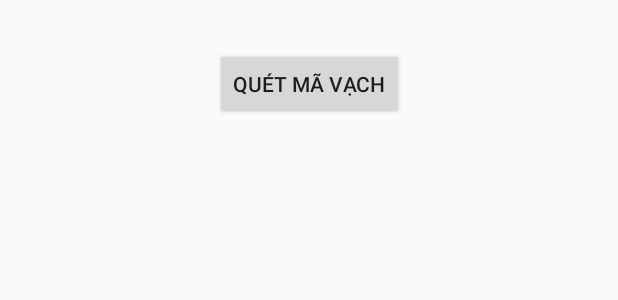
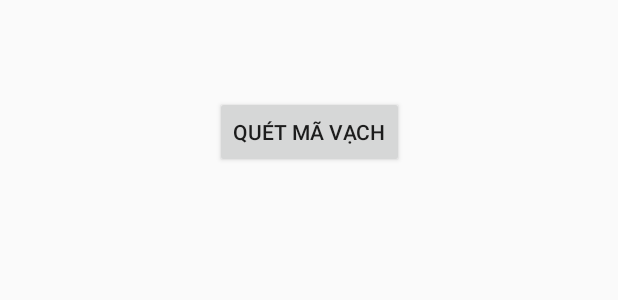
Before and after one commit to MyDuyen1907/luanvan, an Android app: the layout activity_scan_barcode.xml on its own in the app's theme, with its tools: preview values and no code run, on a phone screen of 412 x 824 dp. Shown: the top 300 px of the screen. Run offline under Robolectric (Android 15) with nearby library versions, the phone set to English and light mode, and no system bars; Roboto replaces fonts that are not available here.

```diff
--- a/app/build.gradle
+++ b/app/build.gradle
@@ -81,4 +81,7 @@ dependencies {
     implementation 'com.google.zxing:core:3.3.3'
     implementation 'com.github.bumptech.glide:glide:4.12.0'
     annotationProcessor 'com.github.bumptech.glide:compiler:4.12.0'
+    implementation 'com.squareup.retrofit2:converter-gson:2.9.0'
+    implementation 'com.squareup.okhttp3:okhttp:4.9.0'
+
 }
--- a/app/src/main/res/layout/activity_scan_barcode.xml
+++ b/app/src/main/res/layout/activity_scan_barcode.xml
@@ -11,11 +11,11 @@
         android:id="@+id/btnScan"
         android:layout_width="wrap_content"
         android:layout_height="wrap_content"
+        android:layout_marginTop="64dp"
         android:text="Quét Mã Vạch"
-        android:layout_marginTop="32dp"
-        app:layout_constraintTop_toTopOf="parent"
+        app:layout_constraintEnd_toEndOf="parent"
         app:layout_constraintStart_toStartOf="parent"
-        app:layout_constraintEnd_toEndOf="parent" />
+        app:layout_constraintTop_toTopOf="parent" />
 
     <TextView
         android:id="@+id/txtResult"
@@ -28,6 +28,7 @@
         app:layout_constraintHorizontal_bias="0.0"
         app:layout_constraintStart_toStartOf="parent"
         app:layout_constraintTop_toBottomOf="@id/btnScan"
-        app:layout_constraintVertical_bias="0.053" />
+        app:layout_constraintVertical_bias="0.044" />
+
 
 </androidx.constraintlayout.widget.ConstraintLayout>
--- a/app/src/main/res/layout/fragment_home.xml
+++ b/app/src/main/res/layout/fragment_home.xml
@@ -294,7 +294,7 @@
                                 android:layout_height="40dp"
                                 android:focusable="true"
                                 android:clickable="true"
-                                android:background="@drawable/ic_baseline_add_circle_24"
+                                android:background="@drawable/icquet"
                                 app:layout_constraintBottom_toBottomOf="parent"
                                 app:layout_constraintEnd_toEndOf="parent"
                                 app:layout_constraintTop_toTopOf="parent" />
```
Also changed, not shown: app/src/main/java/com/example/project/activity/RegisterActivity.java (+9 -9 lines), app/src/main/java/com/example/project/activity/ScanBarcodeActivity.java (+5 -3 lines), app/src/main/res/drawable/icquet.png (added), app/src/main/res/drawable/img_1.png (added).
